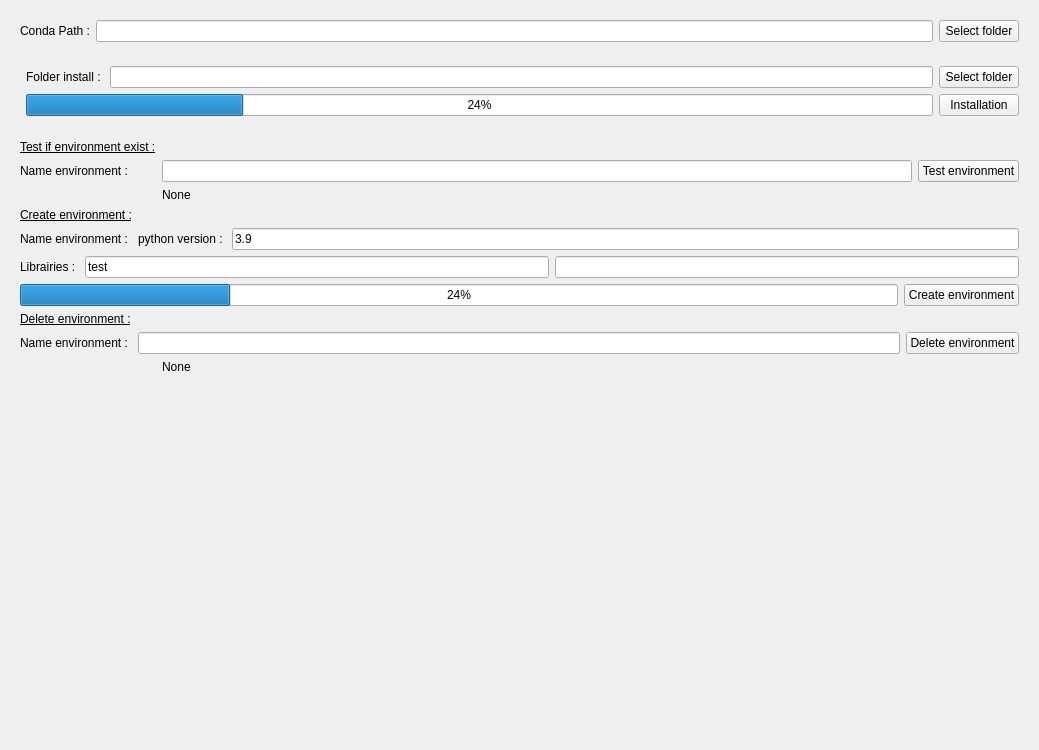
Qt form CondaSetUp/Resources/UI/CondaSetUp.ui (DCBIA-OrthoLab/SlicerConda) before a commit.
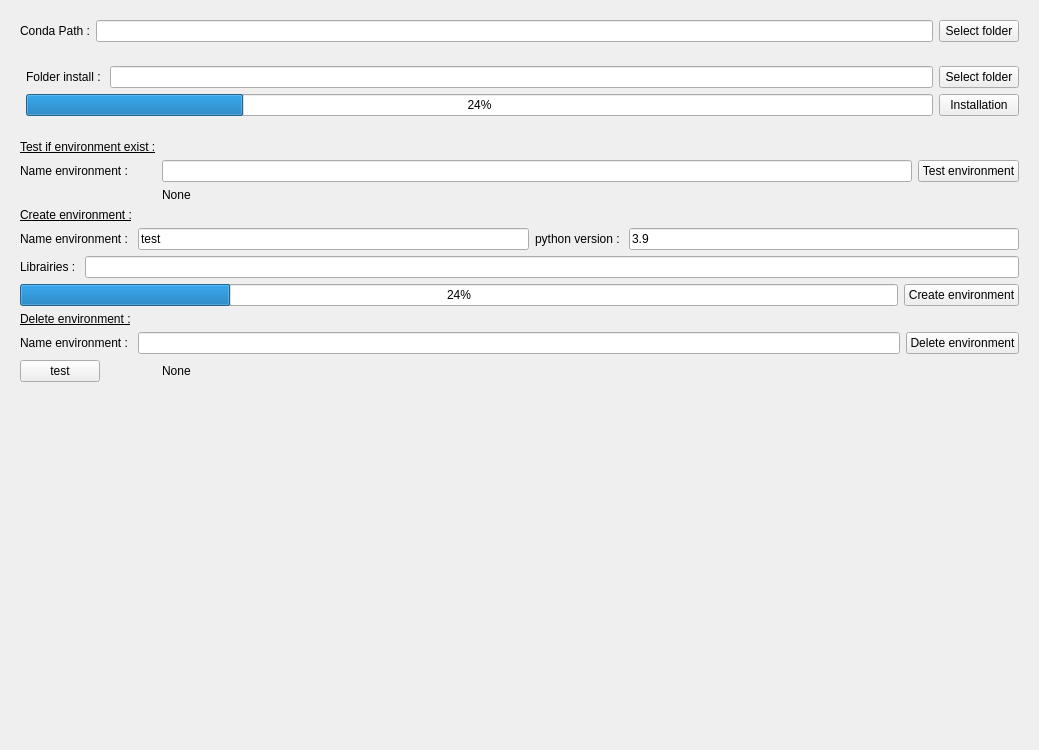
The same form after that commit. Custom widgets are drawn as their Qt base class.

Commit message: ENH : add conda run + install lib env

Patch:
```diff
--- a/CondaSetUp/Resources/UI/CondaSetUp.ui
+++ b/CondaSetUp/Resources/UI/CondaSetUp.ui
@@ -172,6 +172,13 @@
             </property>
            </widget>
           </item>
+          <item>
+           <widget class="QLineEdit" name="lineEdit_nameEnv">
+            <property name="text">
+             <string>test</string>
+            </property>
+           </widget>
+          </item>
           <item>
            <widget class="QLabel" name="label_pythonVersion">
             <property name="text">
@@ -201,13 +208,6 @@
             </property>
            </widget>
           </item>
-          <item>
-           <widget class="QLineEdit" name="lineEdit_nameEnv">
-            <property name="text">
-             <string>test</string>
-            </property>
-           </widget>
-          </item>
           <item>
            <widget class="QLineEdit" name="lineEditLib">
             <property name="text">
@@ -278,6 +278,13 @@
         </property>
        </widget>
       </item>
+      <item row="13" column="0">
+       <widget class="QPushButton" name="testButton">
+        <property name="text">
+         <string>test</string>
+        </property>
+       </widget>
+      </item>
      </layout>
     </widget>
    </item>
```
The commit also changes 2 other files.
